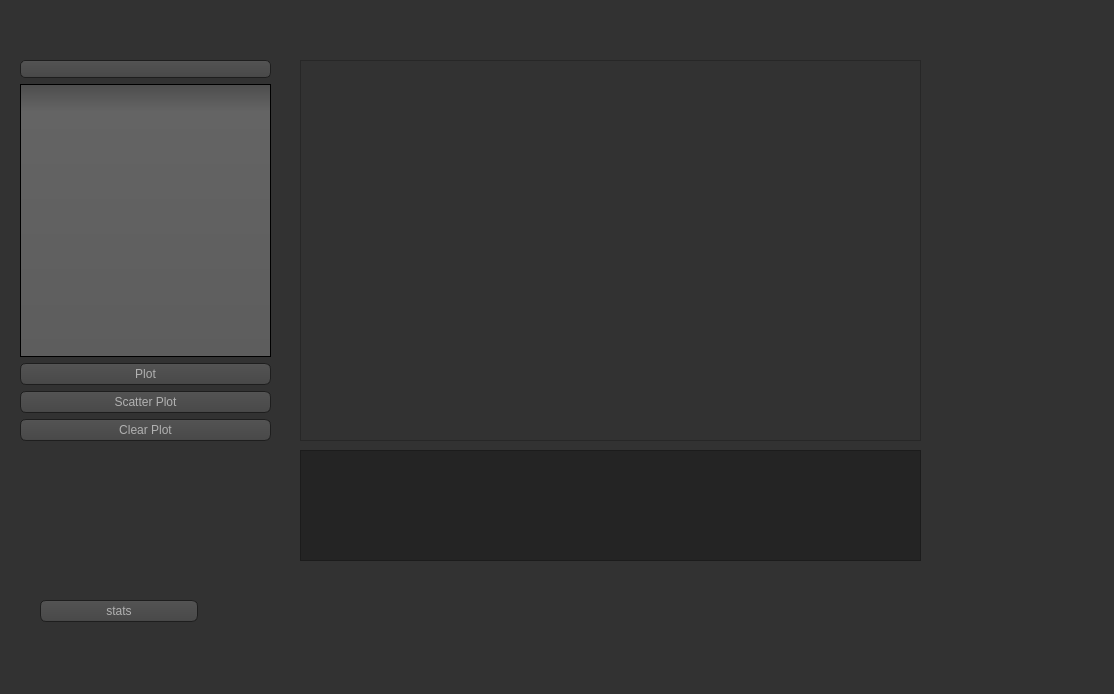
First picture: the form in Verkefni3/ui/window.ui, repository thortom/T-316-GAVI, before the edit.
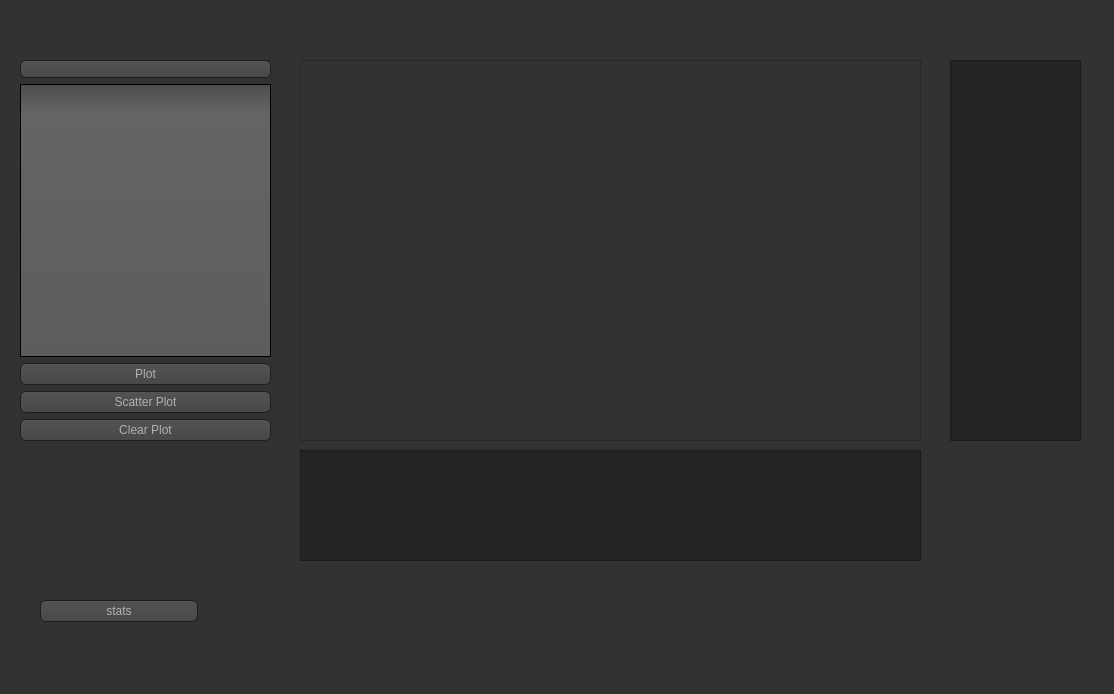
Second picture: the form after the edit. Icons and pictures are not drawn. Custom widgets are drawn as their Qt base class.

```diff
--- a/Verkefni3/ui/window.ui
+++ b/Verkefni3/ui/window.ui
@@ -804,6 +804,16 @@
      <string>stats</string>
     </property>
    </widget>
+   <widget class="QTextBrowser" name="textBrowser_2">
+    <property name="geometry">
+     <rect>
+      <x>950</x>
+      <y>60</y>
+      <width>131</width>
+      <height>381</height>
+     </rect>
+    </property>
+   </widget>
   </widget>
   <widget class="QMenuBar" name="menubar">
    <property name="geometry">
```
Left out of the diff: 2 changed lines with no effect on the pictures.
